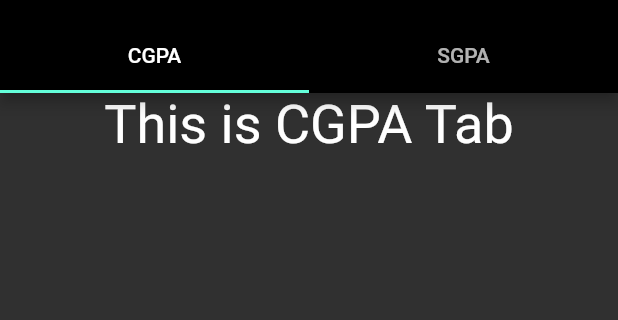
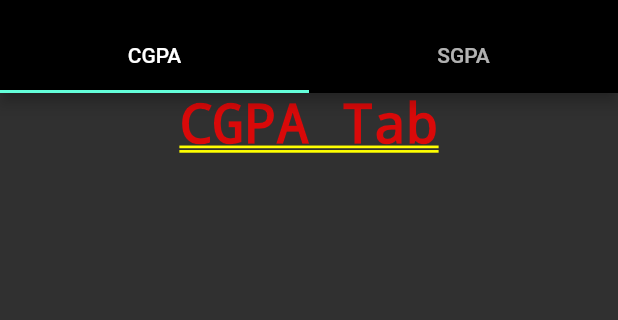
Before and after one commit to Kemosabe2911/ktu_app_flutter, a Flutter app: the screen it shows after launch, on a phone screen of 412 x 824 dp, the part 63-383 px from its top. Run offline on Flutter 3.47's test engine with Material 2 defaults, Android fonts, the phone set to English and light mode, and no system bars.

```diff
--- a/ktu_help/lib/main.dart
+++ b/ktu_help/lib/main.dart
@@ -69,8 +69,11 @@ class _MyTabbedPageState extends State<MyTabbedPage> with SingleTickerProviderSt
       body: TabBarView(
         controller: _tabController,
         children:[
-          Text('This is CGPA Tab',style: const TextStyle(fontSize: 36), textAlign: TextAlign.center),
-          Text('This is SGPA Tab',style: const TextStyle(fontSize: 36),),
+          /*Text('Selected Semester',style: const TextStyle(fontSize: 25), textAlign: TextAlign.center),
+          Text('This is SGPA Tab',style: const TextStyle(fontSize: 36),textAlign: TextAlign.center,),*/
+          CgpaPage(),
+          Text('This is SGPA Tab',style: const TextStyle(fontSize: 36),textAlign: TextAlign.center,),
+          //SgpaPage(),
 
         ]),/*myTabs.map((Tab tab) {
           final String label = tab.text.toLowerCase();
@@ -90,7 +93,7 @@ class _MyTabbedPageState extends State<MyTabbedPage> with SingleTickerProviderSt
           padding: EdgeInsets.zero,
           children: <Widget>[
             DrawerHeader(
-              child: Text('KTU HELP'),
+              child: Text('KTU HELP',style: TextStyle(fontSize: 25),),
               decoration: BoxDecoration(
                 color: Colors.black,
               ),
@@ -119,3 +122,28 @@ class _MyTabbedPageState extends State<MyTabbedPage> with SingleTickerProviderSt
     );
   }
 }
+
+class CgpaPage extends StatefulWidget{
+  @override
+  _CgpaPageState createState() => _CgpaPageState();
+}
+
+class _CgpaPageState extends State<CgpaPage>{
+      List<String> _semesters=['S1','S2','S3','S4','S5','S6','S7','S8'];
+
+    @override
+      Widget build(BuildContext context){
+        return MaterialApp(
+          home: Text('CGPA Tab',style: const TextStyle(fontSize: 36),textAlign: TextAlign.center,),
+        );
+  }
+}
+
+/*class SgpaPage extends StatefulWidget{
+  @override
+  _SgpaPageState createState() => _SgpaPageState();
+}
+
+class _SgpaPageState extends State<CgpaPage>{
+
+}*/
```
